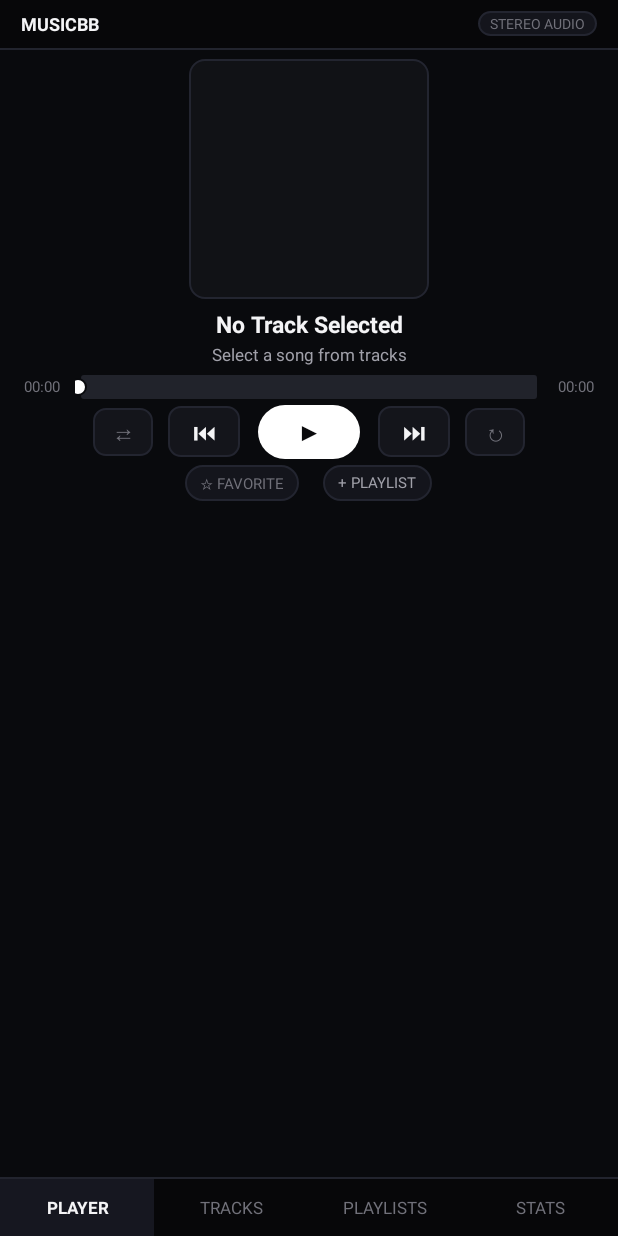
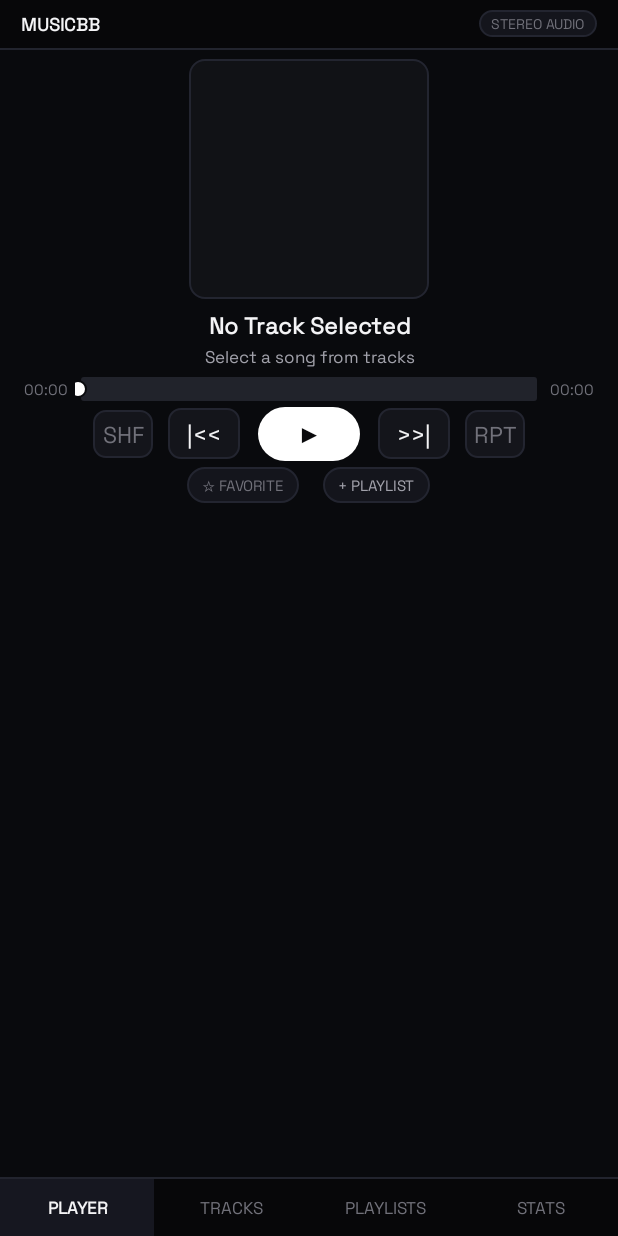
Before and after one commit to warumpas-ops/musicbb, an Android app: the screen it shows after launch (MainActivity), on a phone screen of 412 x 824 dp. Run offline under Robolectric (Android 15) with nearby library versions, the phone set to English and light mode, and no system bars; 1 statement that could not run was skipped.

Commit message:
feat(v2.1.0): apply Space Grotesk font across app and clean typographic transport controls

```diff
--- a/app/build.gradle
+++ b/app/build.gradle
@@ -9,8 +9,8 @@ android {
         applicationId 'com.musicbb.app'
         minSdkVersion 14
         targetSdkVersion 18
-        versionCode 2
-        versionName '2.0.0'
+        versionCode 3
+        versionName '2.1.0'
     }
 
     signingConfigs {
--- /dev/null
+++ b/app/src/main/java/com/musicbb/app/FontHelper.java
@@ -0,0 +1,46 @@
+package com.musicbb.app;
+
+import android.content.Context;
+import android.graphics.Typeface;
+import android.view.View;
+import android.view.ViewGroup;
+import android.widget.TextView;
+
+public class FontHelper {
+
+    private static Typeface spaceGrotesk;
+
+    public static Typeface getFont(Context ctx) {
+        if (spaceGrotesk == null) {
+            try {
+                spaceGrotesk = Typeface.createFromAsset(ctx.getAssets(), "fonts/SpaceGrotesk-Regular.ttf");
+            } catch (Exception e) {
+                spaceGrotesk = Typeface.SANS_SERIF;
+            }
+        }
+        return spaceGrotesk;
+    }
+
+    public static void apply(View view, Context ctx) {
+        if (view == null) return;
+        Typeface tf = getFont(ctx);
+        applyRecursive(view, tf);
+    }
+
+    private static void applyRecursive(View v, Typeface tf) {
+        if (v instanceof TextView) {
+            TextView tv = (TextView) v;
+            int style = Typeface.NORMAL;
+            if (tv.getTypeface() != null) {
+                style = tv.getTypeface().getStyle();
+            }
+            tv.setTypeface(tf, style);
+        }
+        if (v instanceof ViewGroup) {
+            ViewGroup vg = (ViewGroup) v;
+            for (int i = 0; i < vg.getChildCount(); i++) {
+                applyRecursive(vg.getChildAt(i), tf);
+            }
+        }
+    }
+}
--- a/app/src/main/java/com/musicbb/app/MainActivity.java
+++ b/app/src/main/java/com/musicbb/app/MainActivity.java
@@ -33,6 +33,7 @@ import android.widget.Toast;
 import java.util.ArrayList;
 import java.util.List;
 import java.util.Locale;
+import com.musicbb.app.FontHelper;
 
 public class MainActivity extends Activity {
 
@@ -123,6 +124,7 @@ public class MainActivity extends Activity {
     protected void onCreate(Bundle savedInstanceState) {
         super.onCreate(savedInstanceState);
         setContentView(R.layout.activity_main);
+        FontHelper.apply(getWindow().getDecorView(), this);
 
         db = new MusicDatabaseHelper(this);
 
@@ -398,13 +400,13 @@ public class MainActivity extends Activity {
         btnPlay.setTextColor(0xFF0A0A0C);
 
         // Shuffle button
-        btnShuffle.setText("⇄");
+        btnShuffle.setText("SHF");
         btnShuffle.setTextColor(audioService.isShuffle() ? 0xFFFFFFFF : 0xFF71717A);
         btnShuffle.setBackgroundResource(audioService.isShuffle() ? R.drawable.control_pill_active : R.drawable.control_pill_selector);
 
         // Repeat button
         int rep = audioService.getRepeatMode();
-        btnRepeat.setText(rep == 1 ? "1" : "↻");
+        btnRepeat.setText(rep == 1 ? "1x" : "RPT");
         btnRepeat.setTextColor(rep < 2 ? 0xFFFFFFFF : 0xFF71717A);
         btnRepeat.setBackgroundResource(rep < 2 ? R.drawable.control_pill_active : R.drawable.control_pill_selector);
     }
--- a/app/src/main/res/layout/activity_main.xml
+++ b/app/src/main/res/layout/activity_main.xml
@@ -158,7 +158,7 @@
                     android:id="@+id/btnShuffle"
                     android:layout_width="40dp"
                     android:layout_height="32dp"
-                    android:text="⇄"
+                    android:text="SHF"
                     android:textColor="@color/text_muted"
                     android:textSize="15sp"
                     android:gravity="center"
@@ -168,7 +168,7 @@
                     android:id="@+id/btnPrev"
                     android:layout_width="48dp"
                     android:layout_height="34dp"
-                    android:text="⏮"
+                    android:text="|&lt;&lt;"
                     android:textColor="@color/text_primary"
                     android:textSize="15sp"
                     android:gravity="center"
@@ -179,7 +179,7 @@
                     android:id="@+id/btnPlay"
                     android:layout_width="68dp"
                     android:layout_height="36dp"
-                    android:text="▶"
+                    android:text="&#x25B6;"
                     android:textColor="#0A0A0C"
                     android:textSize="16sp"
                     android:textStyle="bold"
@@ -192,7 +192,7 @@
                     android:id="@+id/btnNext"
                     android:layout_width="48dp"
                     android:layout_height="34dp"
-                    android:text="⏭"
+                    android:text="&gt;&gt;|"
                     android:textColor="@color/text_primary"
                     android:textSize="15sp"
                     android:gravity="center"
@@ -203,7 +203,7 @@
                     android:id="@+id/btnRepeat"
                     android:layout_width="40dp"
                     android:layout_height="32dp"
-                    android:text="↻"
+                    android:text="RPT"
                     android:textColor="@color/text_muted"
                     android:textSize="15sp"
                     android:gravity="center"
```
Also changed, not shown: app/src/main/assets/fonts/SpaceGrotesk-Regular.ttf (added).
